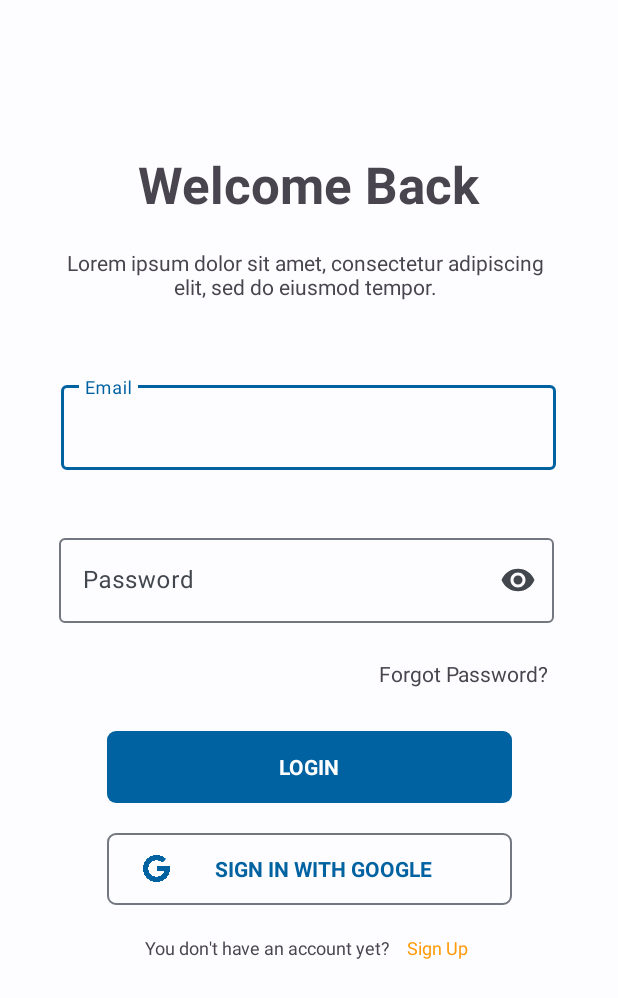
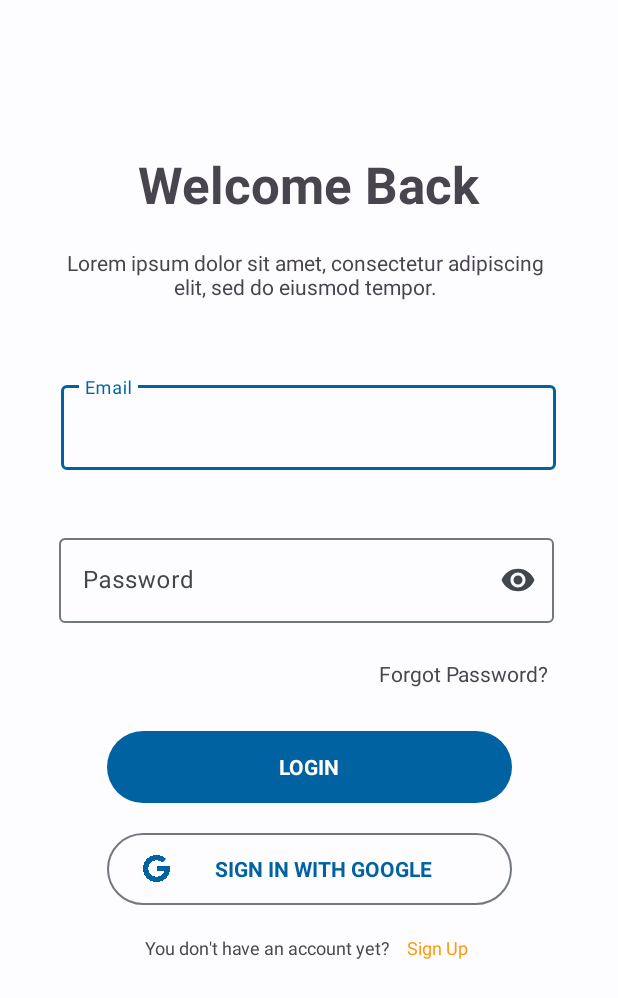
Before and after one commit to YIPZIYAN/LaunchPad, an Android app: the screen it shows after launch (MainActivity), on a phone screen of 412 x 824 dp. Shown: the top 998 px of the screen. Run offline under Robolectric (Android 15) with nearby library versions, the phone set to English and light mode, and no system bars; our stand-ins replace data binding.

Commit message:
Update fragment_login.xml

```diff
--- a/app/src/main/res/layout/fragment_login.xml
+++ b/app/src/main/res/layout/fragment_login.xml
@@ -90,7 +90,6 @@
                 android:text="LOGIN"
                 android:textAppearance="@style/TextAppearance.AppCompat.Body1"
                 android:textStyle="bold"
-                app:cornerRadius="6dp"
                 app:layout_constraintEnd_toEndOf="parent"
                 app:layout_constraintStart_toStartOf="parent"
                 app:layout_constraintTop_toBottomOf="@+id/textView7" />
@@ -104,7 +103,6 @@
                 android:text="SIGN IN WITH GOOGLE"
                 android:textAppearance="@style/TextAppearance.AppCompat.Body1"
                 android:textStyle="bold"
-                app:cornerRadius="6dp"
                 app:icon="@drawable/google_icon"
                 app:iconPadding="0dp"
                 app:layout_constraintEnd_toEndOf="parent"
```
